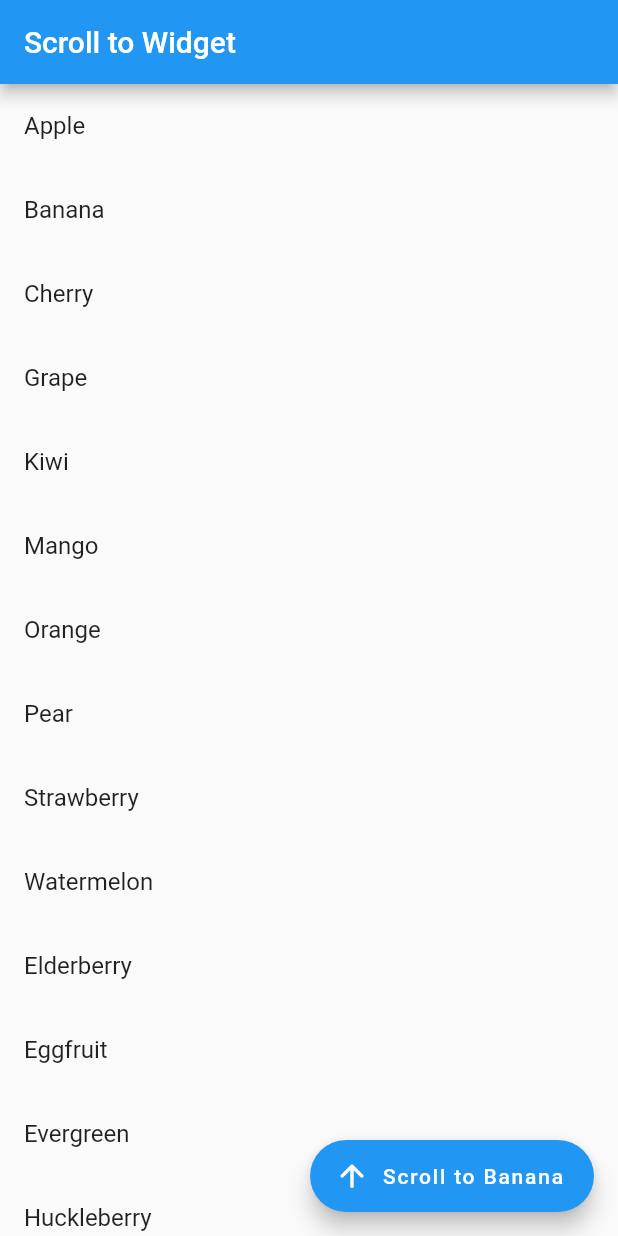
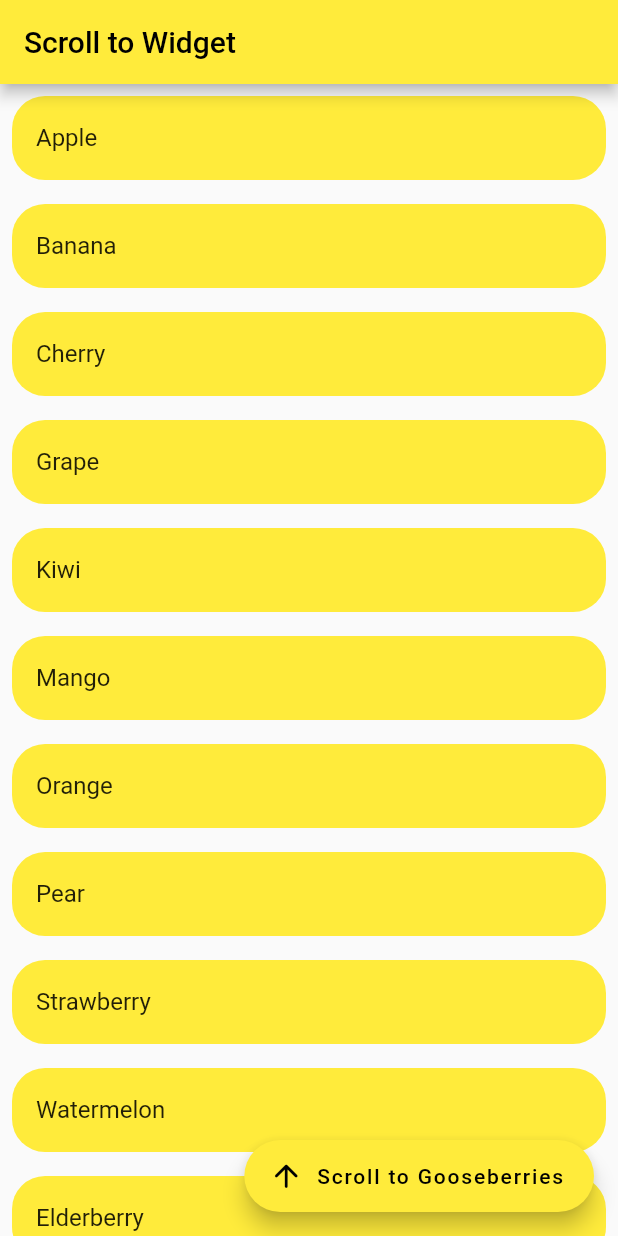
Before and after one commit to Mufaddal1125/flutter-scroll-to-widget, a Flutter app: the screen it shows after launch, on a phone screen of 412 x 824 dp. Run offline on Flutter 3.47's test engine with Material 2 defaults, Android fonts, the light colour scheme and no system bars.

Commit message:
update theme

```diff
--- a/lib/main.dart
+++ b/lib/main.dart
@@ -11,8 +11,9 @@ class MyApp extends StatelessWidget {
   @override
   Widget build(BuildContext context) {
     return MaterialApp(
+      debugShowCheckedModeBanner: false,
       theme: ThemeData(
-        primarySwatch: Colors.blue,
+        primarySwatch: Colors.yellow,
       ),
       home: const MyHomePage(),
     );
@@ -65,7 +66,6 @@ class _MyHomePageState extends State<MyHomePage> {
     'Lime',
     'Lychee',
     'Mandarina',
-    'Mango',
   ];
 
   @override
@@ -79,19 +79,26 @@ class _MyHomePageState extends State<MyHomePage> {
           // assign scroll controller to list view
           controller: _scrollController,
           itemBuilder: (context, index) {
-            return ListTile(
-              // assign key to each item
-              key: _fruitKeys[index],
-              title: Text(fruits[index]),
+            return Container(
+              margin: const EdgeInsets.symmetric(horizontal: 8, vertical: 8),
+              decoration: BoxDecoration(
+                borderRadius: BorderRadius.circular(22),
+                color: Colors.yellow,
+              ),
+              child: ListTile(
+                // assign key to each item
+                key: _fruitKeys[index],
+                title: Text(fruits[index]),
+              ),
             );
           },
           itemCount: fruits.length,
         ),
       ),
       floatingActionButton: FloatingActionButton.extended(
-        tooltip: 'Scroll to Banana',
+        tooltip: 'Scroll to Gooseberries',
         onPressed: _scrollToWidget,
-        label: const Text('Scroll to Banana'),
+        label: const Text('Scroll to Gooseberries'),
         icon: const Icon(Icons.arrow_upward_rounded),
       ),
     );
@@ -99,16 +106,16 @@ class _MyHomePageState extends State<MyHomePage> {
 
   void _scrollToWidget() async {
     // find the index of fruit to scroll to in fruits
-    // let's scroll to Banana
-    final index = fruits.indexOf('Banana');
-    // get global key of banana
+    // let's scroll to Gooseberries
+    final index = fruits.indexOf('Gooseberries');
+    // get global key of Gooseberries
     final key = _fruitKeys[index];
-    // find the render box of banana
+    // find the render box of Gooseberries
     var box = key.currentContext?.findRenderObject();
 
     // if box is not in the view port, scroll to it
     if (box == null) {
-      // speed to scroll to banana
+      // speed to scroll to Gooseberries
       double scrollSpeed;
       // find the key of the render box which is currently in view
       var currentKeyIndex = _fruitKeys.indexWhere(
```
